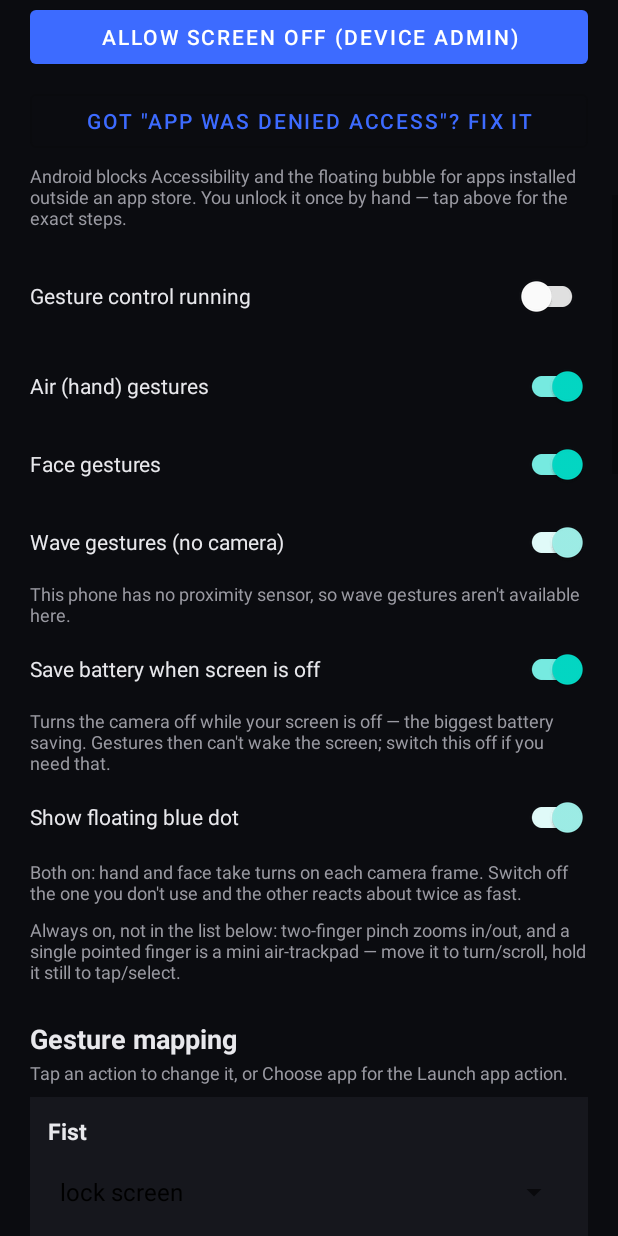
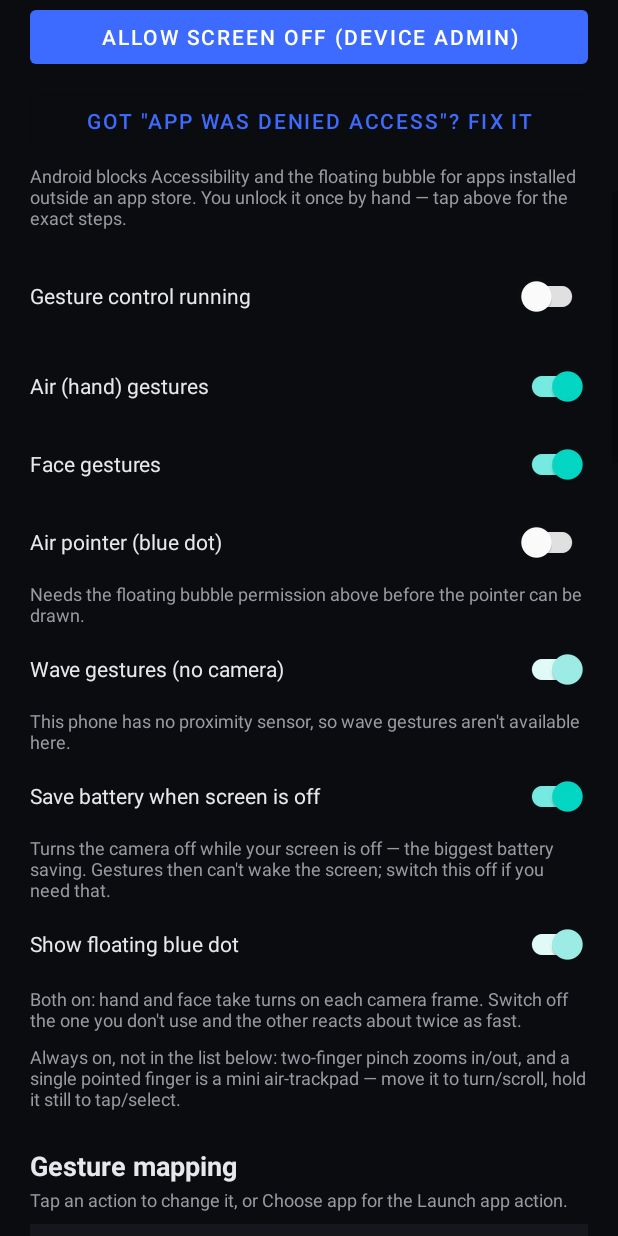
Before and after one commit to selvavishnum/Ai-motion-option, an Android app built with Jetpack Compose: the screen it shows after launch (MainActivity), scrolled down 576 dp, on a phone screen of 412 x 824 dp. Run offline under Robolectric (Android 15) with nearby library versions, the phone set to English and light mode, and no system bars; pictures from the network do not load.

Commit message:
Add an air pointer: a dot that follows the finger, and taps where it points
The finger trackpad was blind. You pointed somewhere and had no idea
where the app thought you were pointing, and holding still tapped the
middle of the screen regardless -- a target the user could neither see
nor choose.

A pointer overlay now follows the fingertip, and holding still taps
exactly where the dot sits. Tapping at the pointer rather than screen
centre is the substantive half: once the target is visible, tapping
anywhere else contradicts what the user can see.

The overlay is a plain class rather than a Service, unlike the status
bubble. The bubble moves when someone drags it; this moves every camera
frame, and routing that through service Intents would be pure overhead
when the owning service already has a Context. Its window is
FLAG_NOT_TOUCHABLE, which matters twice: the dot must not swallow real
taps, and must not intercept the app's own synthetic tap -- a pointer
that blocked what it points at would be worse than none.

Only the comfortable middle band of the camera view is mapped to the
screen. Using the full frame would mean reaching far to one side to
touch the display edge, and never quite reaching the corners. Position
is low-pass filtered too, since unsmoothed landmarks make the dot buzz
visibly even with a still hand.

Off by default, because it replaces finger swipe/scroll rather than
adding to it: a dot tracking your finger while the page scrolls under it
reads as the pointer causing the scroll. Disabled with an explanation
when the overlay permission is missing, rather than switching on and
drawing nothing.

```diff
--- a/android/app/src/main/java/com/aimotion/handsfree/MainActivity.kt
+++ b/android/app/src/main/java/com/aimotion/handsfree/MainActivity.kt
@@ -147,6 +147,11 @@ class MainActivity : AppCompatActivity() {
             toggles.faceEnabled = checked
             refreshStatus()
         }
+        binding.pointerSwitch.isChecked = toggles.pointerEnabled
+        binding.pointerSwitch.setOnCheckedChangeListener { _, checked ->
+            toggles.pointerEnabled = checked
+            refreshStatus()
+        }
         binding.waveGestureSwitch.isChecked = toggles.waveEnabled
         binding.waveGestureSwitch.setOnCheckedChangeListener { _, checked ->
             toggles.waveEnabled = checked
@@ -253,6 +258,13 @@ class MainActivity : AppCompatActivity() {
         binding.openBatteryButton.isEnabled = !batteryOk
         binding.serviceSwitch.isEnabled = cameraOk && a11yOk
         binding.bubbleSwitch.isEnabled = overlayOk
+        // The pointer draws through the same overlay window as the bubble, so without that
+        // permission the switch would turn on and produce nothing visible.
+        binding.pointerSwitch.isEnabled = overlayOk
+        if (!overlayOk) {
+            binding.pointerHintText.text =
+                "Needs the floating bubble permission above before the pointer can be drawn."
+        }
 
         // Not every phone has a proximity sensor. Say so plainly rather than leaving a switch
         // that silently does nothing.
--- a/android/app/src/main/java/com/aimotion/handsfree/gesture/ActionDispatcher.kt
+++ b/android/app/src/main/java/com/aimotion/handsfree/gesture/ActionDispatcher.kt
@@ -25,4 +25,9 @@ object ActionDispatcher {
     fun pinch(zoomIn: Boolean) {
         serviceRef?.get()?.pinch(zoomIn)
     }
+
+    /** Taps a specific screen point — used by the air pointer so the tap lands on the dot. */
+    fun tapAt(x: Float, y: Float) {
+        serviceRef?.get()?.tapAt(x, y)
+    }
 }
--- a/android/app/src/main/java/com/aimotion/handsfree/gesture/GestureToggleStore.kt
+++ b/android/app/src/main/java/com/aimotion/handsfree/gesture/GestureToggleStore.kt
@@ -22,6 +22,7 @@ class GestureToggleStore(context: Context) {
     @Volatile private var bubbleCache = prefs.getBoolean(KEY_BUBBLE, true)
     @Volatile private var pauseScreenOffCache = prefs.getBoolean(KEY_PAUSE_SCREEN_OFF, true)
     @Volatile private var waveCache = prefs.getBoolean(KEY_WAVE, true)
+    @Volatile private var pointerCache = prefs.getBoolean(KEY_POINTER, false)
 
     // Held in a field on purpose: SharedPreferences keeps listeners weakly, so one with no strong
     // reference is collected and silently stops firing.
@@ -32,6 +33,7 @@ class GestureToggleStore(context: Context) {
             KEY_BUBBLE -> bubbleCache = p.getBoolean(KEY_BUBBLE, true)
             KEY_PAUSE_SCREEN_OFF -> pauseScreenOffCache = p.getBoolean(KEY_PAUSE_SCREEN_OFF, true)
             KEY_WAVE -> waveCache = p.getBoolean(KEY_WAVE, true)
+            KEY_POINTER -> pointerCache = p.getBoolean(KEY_POINTER, false)
             // key is null when preferences are cleared wholesale; re-read everything.
             null -> {
                 handCache = p.getBoolean(KEY_HAND, true)
@@ -39,6 +41,7 @@ class GestureToggleStore(context: Context) {
                 bubbleCache = p.getBoolean(KEY_BUBBLE, true)
                 pauseScreenOffCache = p.getBoolean(KEY_PAUSE_SCREEN_OFF, true)
                 waveCache = p.getBoolean(KEY_WAVE, true)
+                pointerCache = p.getBoolean(KEY_POINTER, false)
             }
         }
     }
@@ -101,11 +104,25 @@ class GestureToggleStore(context: Context) {
             prefs.edit().putBoolean(KEY_WAVE, value).apply()
         }
 
+    /**
+     * Air pointer: a dot on screen follows the pointed finger, and holding still taps where it
+     * sits. Off by default because it *replaces* the finger-swipe behaviour rather than adding to
+     * it — showing a pointer while the page scrolls under it reads as the pointer causing the
+     * scroll. Needs the overlay permission to draw anything.
+     */
+    var pointerEnabled: Boolean
+        get() = pointerCache
+        set(value) {
+            pointerCache = value
+            prefs.edit().putBoolean(KEY_POINTER, value).apply()
+        }
+
     private companion object {
         const val KEY_HAND = "hand_enabled"
         const val KEY_FACE = "face_enabled"
         const val KEY_BUBBLE = "bubble_enabled"
         const val KEY_PAUSE_SCREEN_OFF = "pause_when_screen_off"
         const val KEY_WAVE = "wave_enabled"
+        const val KEY_POINTER = "pointer_enabled"
     }
 }
--- a/android/app/src/main/res/layout/activity_main.xml
+++ b/android/app/src/main/res/layout/activity_main.xml
@@ -136,6 +136,23 @@
             android:textColor="@color/onSurface" />
 
         <com.google.android.material.switchmaterial.SwitchMaterial
+            android:id="@+id/pointerSwitch"
+            android:layout_width="match_parent"
+            android:layout_height="wrap_content"
+            android:layout_marginTop="4dp"
+            android:text="Air pointer (blue dot)"
+            android:textColor="@color/onSurface" />
+
+        <TextView
+            android:id="@+id/pointerHintText"
+            android:layout_width="wrap_content"
+            android:layout_height="wrap_content"
+            android:layout_marginTop="2dp"
+            android:text="A blue dot follows your pointed finger, and holding still taps exactly where the dot is. Replaces finger swipe/scroll while it's on. Needs the floating bubble permission."
+            android:textColor="@color/muted"
+            android:textSize="12sp" />
+
+        <com.google.android.material.switchmaterial.SwitchMaterial
             android:id="@+id/waveGestureSwitch"
             android:layout_width="match_parent"
             android:layout_height="wrap_content"
```
Also changed, not shown: android/app/src/main/java/com/aimotion/handsfree/gesture/GestureAccessibilityService.kt (+18 -1 lines), android/app/src/main/java/com/aimotion/handsfree/gesture/GestureControlService.kt (+95 -0 lines), android/app/src/main/java/com/aimotion/handsfree/overlay/PointerOverlay.kt (added, +117 -0 lines), android/app/src/main/res/drawable/pointer_dot.xml (added, +28 -0 lines).
